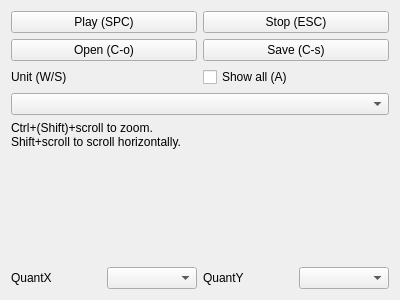
Before: the Qt Designer form SideMenu.ui in yuxshao/ptcollab, drawn with Qt 5.
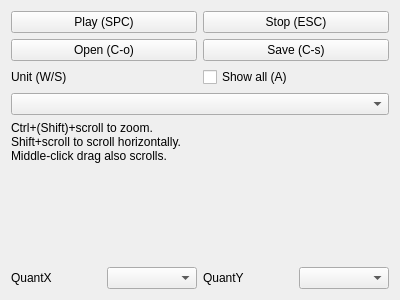
After: the same form once the commit is applied. Icons and pictures are not drawn.

Commit message: middle click drag

```diff
--- a/SideMenu.ui
+++ b/SideMenu.ui
@@ -98,7 +98,8 @@
     <widget class="QLabel" name="label_4">
      <property name="text">
       <string>Ctrl+(Shift)+scroll to zoom.
-Shift+scroll to scroll horizontally.</string>
+Shift+scroll to scroll horizontally.
+Middle-click drag also scrolls.</string>
      </property>
     </widget>
    </item>
```
The commit also changes 5 other files.
